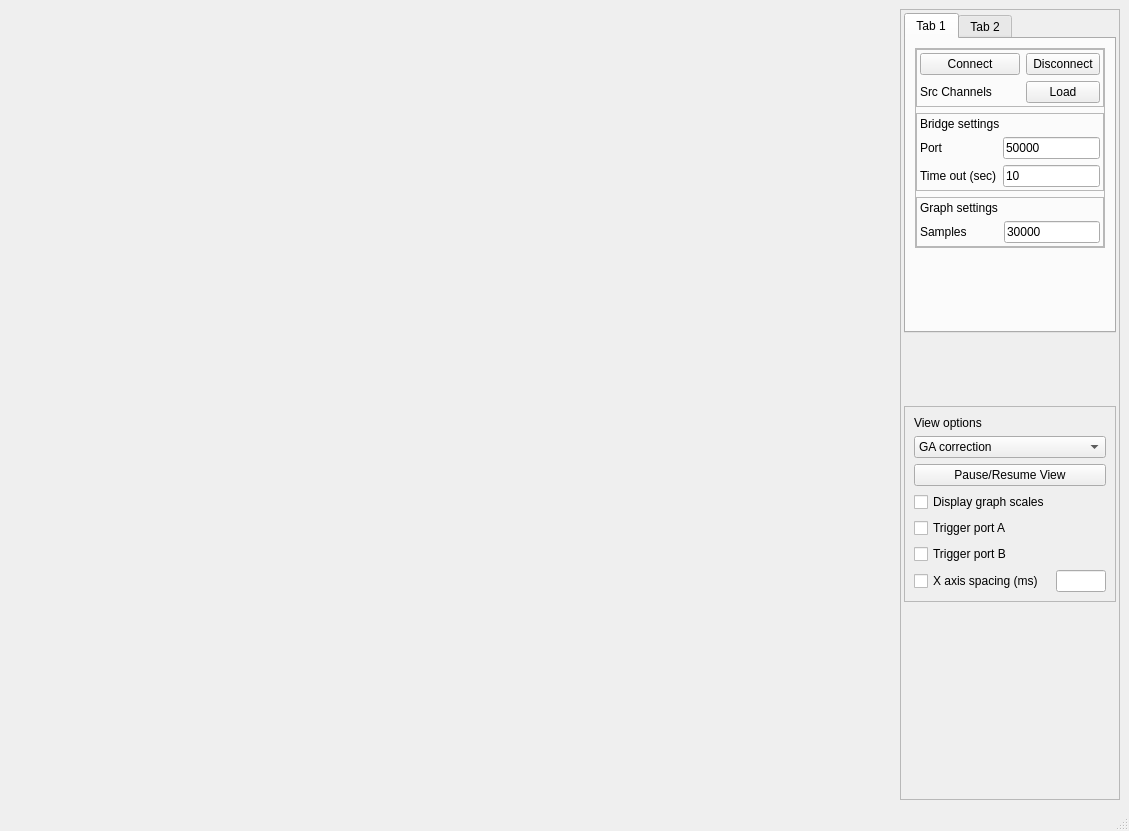
This is UI/eegwindow.ui in VeikkaLeppanen/Real_Time_EEG as Qt 5 draws it before an edit. The edited form follows.
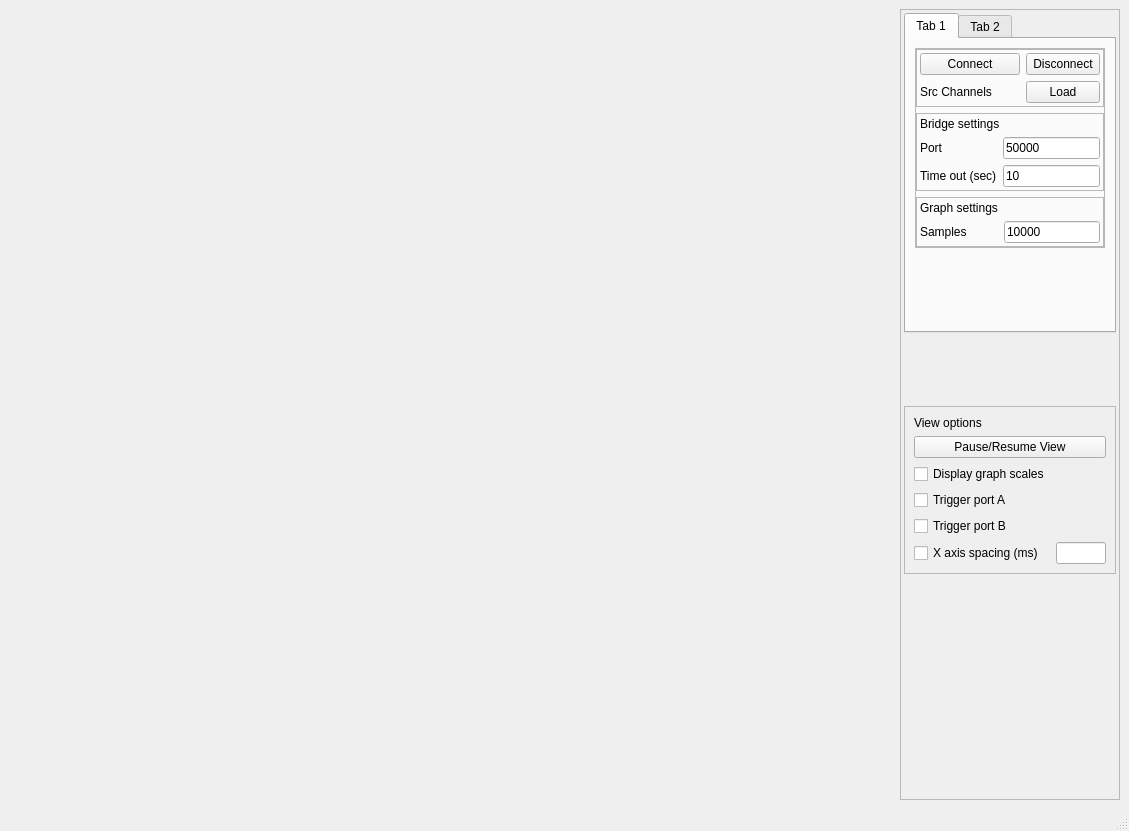
This is the edited form. Custom widgets are drawn as their Qt base class.

The edit to the form file:
```diff
--- a/UI/eegwindow.ui
+++ b/UI/eegwindow.ui
@@ -266,7 +266,7 @@
                  <item row="1" column="1">
                   <widget class="QLineEdit" name="lineEditGraphSamples">
                    <property name="text">
-                    <string>30000</string>
+                    <string>10000</string>
                    </property>
                   </widget>
                  </item>
@@ -525,21 +525,17 @@
           <enum>QFrame::Raised</enum>
          </property>
          <layout class="QGridLayout" name="gridLayout_7">
+          <item row="2" column="0">
+           <widget class="QCheckBox" name="checkBox">
+            <property name="text">
+             <string>Display graph scales</string>
+            </property>
+           </widget>
+          </item>
+          <item row="5" column="1">
+           <widget class="QLineEdit" name="lineEdit_XaxisSpacing"/>
+          </item>
           <item row="4" column="0">
-           <widget class="QCheckBox" name="checkBox_triggers_A">
-            <property name="text">
-             <string>Trigger port A</string>
-            </property>
-           </widget>
-          </item>
-          <item row="0" column="0">
-           <widget class="QLabel" name="label_5">
-            <property name="text">
-             <string>View options</string>
-            </property>
-           </widget>
-          </item>
-          <item row="5" column="0">
            <widget class="QCheckBox" name="checkBox_triggers_B">
             <property name="text">
              <string>Trigger port B</string>
@@ -547,46 +543,31 @@
            </widget>
           </item>
           <item row="3" column="0">
-           <widget class="QCheckBox" name="checkBox">
+           <widget class="QCheckBox" name="checkBox_triggers_A">
             <property name="text">
-             <string>Display graph scales</string>
+             <string>Trigger port A</string>
             </property>
            </widget>
           </item>
-          <item row="6" column="0">
-           <widget class="QCheckBox" name="checkBox_Xaxis">
-            <property name="text">
-             <string>X axis spacing (ms)</string>
-            </property>
-           </widget>
-          </item>
-          <item row="6" column="1">
-           <widget class="QLineEdit" name="lineEdit_XaxisSpacing"/>
-          </item>
-          <item row="2" column="0" colspan="2">
+          <item row="1" column="0" colspan="2">
            <widget class="QPushButton" name="pushButton_pauseView">
             <property name="text">
              <string>Pause/Resume View</string>
             </property>
            </widget>
           </item>
-          <item row="1" column="0" colspan="2">
-           <widget class="QComboBox" name="comboBox_view">
-            <item>
-             <property name="text">
-              <string>GA correction</string>
-             </property>
-            </item>
-            <item>
-             <property name="text">
-              <string>Downsampled</string>
-             </property>
-            </item>
-            <item>
-             <property name="text">
-              <string>RemoveBCG</string>
-             </property>
-            </item>
+          <item row="5" column="0">
+           <widget class="QCheckBox" name="checkBox_Xaxis">
+            <property name="text">
+             <string>X axis spacing (ms)</string>
+            </property>
+           </widget>
+          </item>
+          <item row="0" column="0">
+           <widget class="QLabel" name="label_5">
+            <property name="text">
+             <string>View options</string>
+            </property>
            </widget>
           </item>
          </layout>
```
